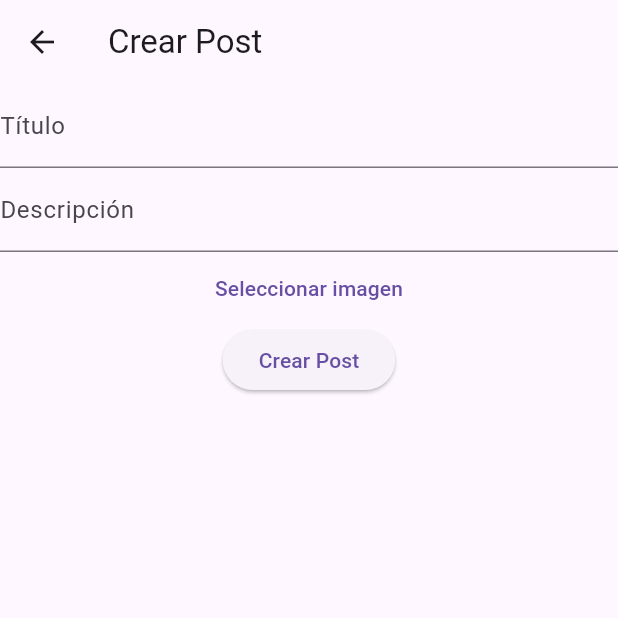
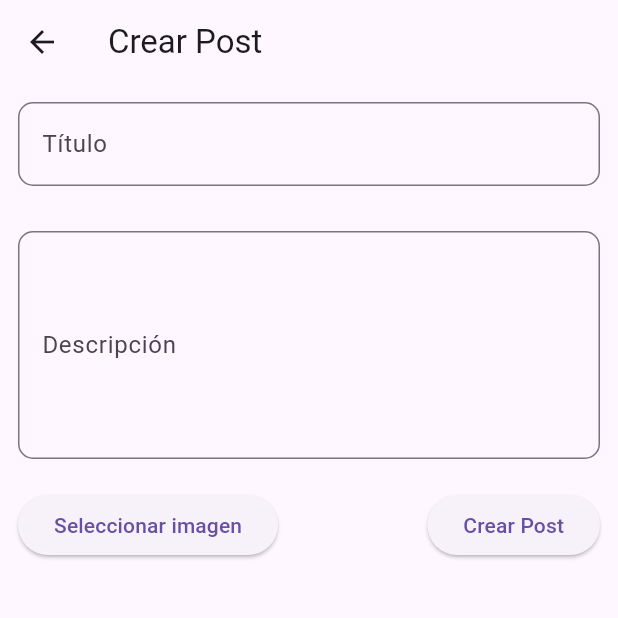
Before and after one commit to JhonOlivares26/CVault, a Flutter app: the CreatePostPage screen opened directly, on a phone screen of 412 x 824 dp, the top half of it. Run offline on Flutter 3.47's test engine with Material 3 defaults, Android fonts, the phone set to English and light mode, and no system bars; our stand-ins replace animate_do, cloud_firestore, firebase_auth, firebase_core, firebase_storage, google_sign_in and 1 more; accounts and stored records are empty; network calls fail.

Commit message:
Actualizacion crear post, se corrige el tamaño y posicion de los inputs, se añade funcionalidad mostrar imagen al ser seleccionada

```diff
--- a/lib/views/pages/CreatePost.dart
+++ b/lib/views/pages/CreatePost.dart
@@ -41,12 +41,15 @@ void _submitForm() async {
 
         if (_image != null) {
           // Crea el post y obtiene el id generado por Firebase
-        final postId = await _postService.createPost(newPost, File(_image!.path)); // Agrega await aquí
+          final postId = await _postService.createPost(
+              newPost, File(_image!.path)); // Agrega await aquí
           // Actualiza el id del post
           newPost.id = postId;
           await showAlert(context, 'Registro exitoso', 'Post creado con éxito');
-            Navigator.of(context).pushAndRemoveUntil(MaterialPageRoute(builder: (context) => HomePage()),
-            (Route<dynamic> route) => false,);
+          Navigator.of(context).pushAndRemoveUntil(
+            MaterialPageRoute(builder: (context) => HomePage()),
+            (Route<dynamic> route) => false,
+          );
         } else {
           // Maneja el caso en que no se seleccionó una imagen
           print('No se seleccionó una imagen');
@@ -63,18 +66,31 @@ void _submitForm() async {
     });
   }
 
+  void _removeImage() {
+    setState(() {
+      _image = null;
+    });
+  }
+
   @override
   Widget build(BuildContext context) {
     return Scaffold(
       appBar: AppBar(
         title: Text('Crear Post'),
       ),
-      body: Form(
+      body: Padding(
+        padding: const EdgeInsets.all(12.0),
+        child: Form(
           key: _formKey,
-        child: Column(
+          child: ListView(
             children: <Widget>[
               TextFormField(
-              decoration: InputDecoration(labelText: 'Título'),
+                decoration: InputDecoration(
+                  labelText: 'Título',
+                  border: OutlineInputBorder(
+                    borderRadius: BorderRadius.circular(10.0),
+                  ),
+                ),
                 validator: (value) {
                   if (value!.isEmpty) {
                     return 'Por favor, introduce el título del post';
@@ -85,8 +101,21 @@ void _submitForm() async {
                   _title = value!;
                 },
               ),
-            TextFormField(
-              decoration: InputDecoration(labelText: 'Descripción'),
+              SizedBox(height: 20),
+              Container(
+                padding: EdgeInsets.only(
+                    top:
+                        10.0), // Alinea el texto del labelText en la parte superior
+                child: TextFormField(
+                  decoration: InputDecoration(
+                    labelText: 'Descripción',
+                    border: OutlineInputBorder(
+                      borderRadius: BorderRadius.circular(10.0),
+                    ),
+                  ),
+                  maxLines: 5, // Ajusta el número de líneas a mostrar
+                  textAlignVertical: TextAlignVertical
+                      .top, // Alinea el texto en la parte superior
                   validator: (value) {
                     if (value!.isEmpty) {
                       return 'Por favor, introduce el contenido del post';
@@ -97,7 +126,12 @@ void _submitForm() async {
                     _description = value!;
                   },
                 ),
-            TextButton(
+              ),
+              SizedBox(height: 20),
+              Row(
+                mainAxisAlignment: MainAxisAlignment.spaceBetween,
+                children: <Widget>[
+                  ElevatedButton(
                     child: Text('Seleccionar imagen'),
                     onPressed: _pickImage,
                   ),
@@ -107,6 +141,40 @@ void _submitForm() async {
                   ),
                 ],
               ),
+              SizedBox(height: 20),
+              // Mostrar la imagen seleccionada si existe
+              if (_image != null)
+                Stack(
+                  alignment: AlignmentDirectional.topEnd,
+                  children: [
+                    Container(
+                      width: MediaQuery.of(context)
+                          .size
+                          .width, // Ancho de la pantalla
+                      height: 200,
+                      child: Image.file(
+                        File(_image!.path),
+                        fit: BoxFit.cover,
+                      ),
+                    ),
+                    Container(
+                      margin: EdgeInsets.all(8.0),
+                      decoration: BoxDecoration(
+                        shape: BoxShape.circle,
+                        color: Colors.black.withOpacity(
+                            0.5), // Color del fondo (negro con transparencia)
+                      ),
+                      child: IconButton(
+                        icon: Icon(Icons.close,
+                            color: Colors.white), // Icono blanco
+                        onPressed: _removeImage,
+                      ),
+                    ),
+                  ],
+                ),
+            ],
+          ),
+        ),
       ),
     );
   }
```
Lines whose indentation alone changed are shown as unchanged.
